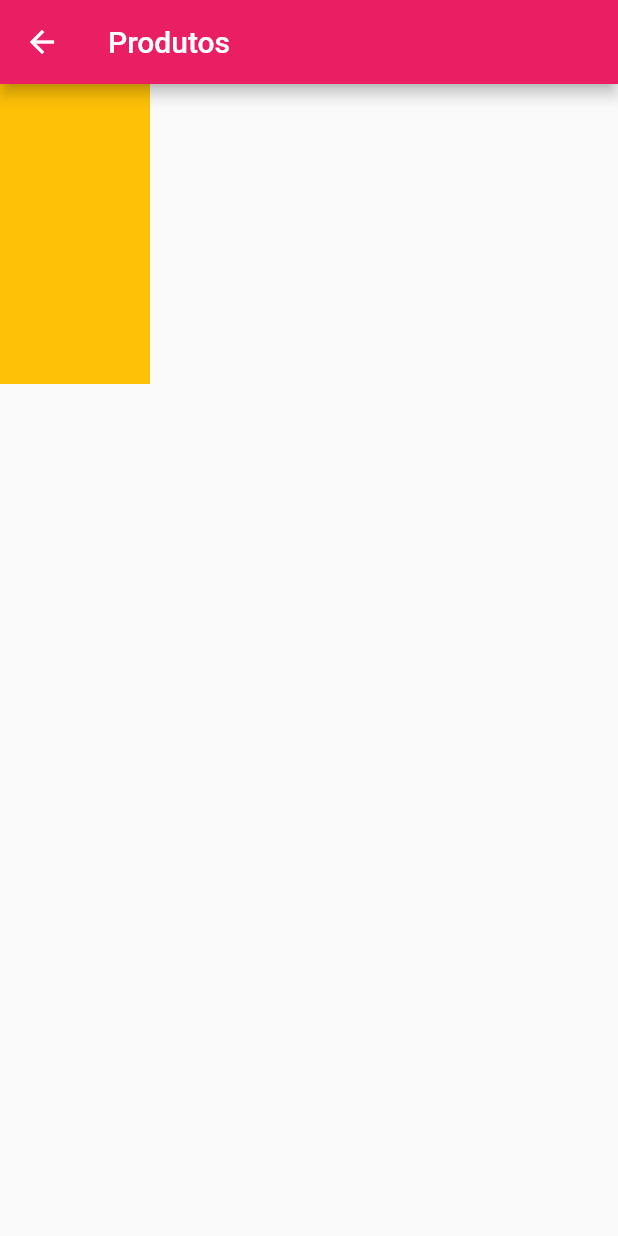
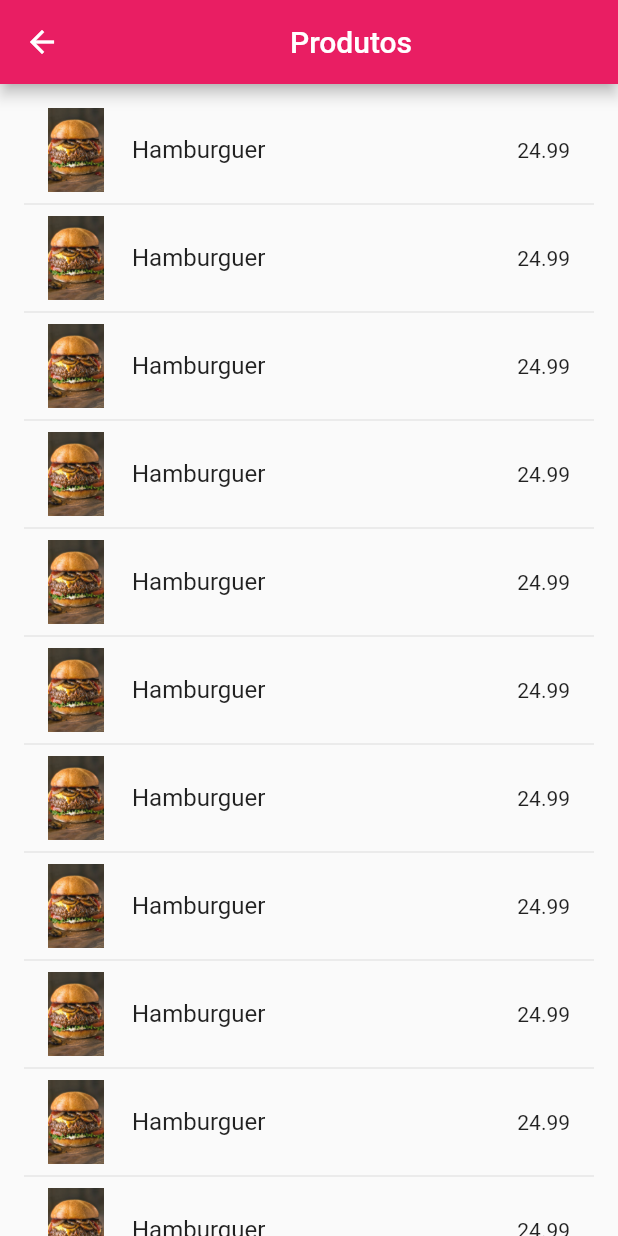
Before and after one commit to WSilvaM/venda_rapida, a Flutter app: the screen it shows after launch, after a tap on the "now widgets" icon, on a phone screen of 412 x 824 dp. Run offline on Flutter 3.47's test engine with Material 2 defaults, Android fonts, the light colour scheme and no system bars.

Commit message:
Trabalhando na tela Produtos

```diff
--- /dev/null
+++ b/lib/Produtos/Produtos.dart
@@ -0,0 +1,13 @@
+class Produtos{
+  String icone;
+  String nome;
+  String sigla;
+  double preco;
+
+  Produtos({
+    required this.icone,
+    required this.nome,
+    required this.sigla,
+    required this.preco,
+  });
+}
--- /dev/null
+++ b/lib/Produtos/ProdutosRepositories.dart
@@ -0,0 +1,84 @@
+import 'Produtos.dart';
+
+class ProdutosRepository {
+  static List<Produtos> tabela = [
+    Produtos(
+      icone: "images/Hamburguer.jpg",
+      nome: "Hamburguer",
+      sigla: "Carne",
+      preco: 24.99,
+    ),
+    Produtos(
+      icone: "images/Hamburguer.jpg",
+      nome: "Hamburguer",
+      sigla: "Carne",
+      preco: 24.99,
+    ),
+    Produtos(
+      icone: "images/Hamburguer.jpg",
+      nome: "Hamburguer",
+      sigla: "Carne",
+      preco: 24.99,
+    ),
+    Produtos(
+      icone: "images/Hamburguer.jpg",
+      nome: "Hamburguer",
+      sigla: "Carne",
+      preco: 24.99,
+    ),
+    Produtos(
+      icone: "images/Hamburguer.jpg",
+      nome: "Hamburguer",
+      sigla: "Carne",
+      preco: 24.99,
+    ),
+    Produtos(
+      icone: "images/Hamburguer.jpg",
+      nome: "Hamburguer",
+      sigla: "Carne",
+      preco: 24.99,
+    ),
+    Produtos(
+      icone: "images/Hamburguer.jpg",
+      nome: "Hamburguer",
+      sigla: "Carne",
+      preco: 24.99,
+    ),
+    Produtos(
+      icone: "images/Hamburguer.jpg",
+      nome: "Hamburguer",
+      sigla: "Carne",
+      preco: 24.99,
+    ),
+    Produtos(
+      icone: "images/Hamburguer.jpg",
+      nome: "Hamburguer",
+      sigla: "Carne",
+      preco: 24.99,
+    ),
+    Produtos(
+      icone: "images/Hamburguer.jpg",
+      nome: "Hamburguer",
+      sigla: "Carne",
+      preco: 24.99,
+    ),
+    Produtos(
+      icone: "images/Hamburguer.jpg",
+      nome: "Hamburguer",
+      sigla: "Carne",
+      preco: 24.99,
+    ),
+    Produtos(
+      icone: "images/Hamburguer.jpg",
+      nome: "Hamburguer",
+      sigla: "Carne",
+      preco: 24.99,
+    ),
+    Produtos(
+      icone: "images/Hamburguer.jpg",
+      nome: "Hamburguer",
+      sigla: "Carne",
+      preco: 24.99,
+    ),
+  ];
+}
--- /dev/null
+++ b/lib/Produtos/Tela_Produtos.dart
@@ -0,0 +1,34 @@
+import 'package:flutter/material.dart';
+import 'package:venda_rapida/Produtos/ProdutosRepositories.dart';
+import 'package:venda_rapida/Widgets.dart';
+
+class Produtos extends StatefulWidget {
+  const Produtos({super.key});
+
+  @override
+  State<Produtos> createState() => _ProdutosState();
+}
+
+class _ProdutosState extends State<Produtos> {
+  @override
+  Widget build(BuildContext context) {
+    final tabela = ProdutosRepository.tabela;
+    return Scaffold(
+      appBar: AppBar(
+        title: Center(child: Text("Produtos",)),
+
+      ),
+      body: ListView.separated(
+          itemBuilder: (BuildContext context, int Produtos){
+            return ListTile(
+              leading: Image.asset(tabela[Produtos].icone),
+              title: Text(tabela[Produtos].nome),
+              trailing: Text(tabela[Produtos].preco.toString(),),
+            );
+          },
+          padding: EdgeInsets.all(16),
+          separatorBuilder: (_, __) => const Divider(),
+          itemCount: tabela.length),
+    );
+  }
+}
--- a/lib/Telas/Tela_Produtos.dart
+++ /dev/null
@@ -1,30 +0,0 @@
-import 'package:flutter/material.dart';
-import 'package:flutter/src/widgets/framework.dart';
-import 'package:flutter/src/widgets/placeholder.dart';
-
-class Produtos extends StatefulWidget {
-  const Produtos({super.key});
-
-  @override
-  State<Produtos> createState() => _ProdutosState();
-}
-
-class _ProdutosState extends State<Produtos> {
-  @override
-  Widget build(BuildContext context) {
-    return Scaffold(
-      appBar: AppBar(
-        title: Text("Produtos"),
-      ),
-      body: Column(
-        children: [
-          Container(
-            height: 200,
-            width: 100,
-            color: Colors.amber,
-          )
-        ],
-      ),
-    );
-  }
-}
--- a/lib/Comtainer.dart
+++ b/lib/Widgets.dart
@@ -44,13 +44,14 @@ Widget Containerbuild(IconButton iconButton, String texto) {
                 blurRadius: 15.0,
                 spreadRadius: 1.0,
               ),
-                BoxShadow(
+              const BoxShadow(
                 color: Colors.white,
                 offset: Offset(-4.0, -4.0),
                 blurRadius: 15.0,
                 spreadRadius: 1.0,
               ),
-              ]),
+            ],
+          ),
         ),
       ],
     ),
--- a/lib/main.dart
+++ b/lib/main.dart
@@ -1,7 +1,7 @@
 import 'package:flutter/material.dart';
 
-import 'package:venda_rapida/Comtainer.dart';
-import 'package:venda_rapida/Telas/Tela_Produtos.dart';
+import 'package:venda_rapida/Widgets.dart';
+import 'package:venda_rapida/Produtos/Tela_Produtos.dart';
 import 'package:venda_rapida/styleCores/Cores.dart';
 
 void main() {
@@ -36,13 +36,14 @@ class _MyHomePageState extends State<MyHomePage> {
   Widget build(BuildContext context) {
     return Scaffold(
       appBar: AppBar(
-        actions: [
+        actions: const [
           IconButton(
-              onPressed: null,
-              icon: Icon(
-                Icons.settings,
-                color: Colors.white,
-              ))
+            onPressed: null,
+            icon: Icon(
+              Icons.settings,
+              color: Colors.white,
+            ),
+          ),
         ],
         backgroundColor: ColorsApp.primary,
         title: Center(
@@ -179,7 +180,8 @@ class _MyHomePageState extends State<MyHomePage> {
                               Icons.insert_chart_outlined_outlined,
                               color: ColorsApp.primary,
                               size: 50,
-                            )),
+                            ),
+                        ),
                         "Relatórios"),
                   ],
                 ),
--- a/pubspec.yaml
+++ b/pubspec.yaml
@@ -59,7 +59,8 @@ flutter:
   uses-material-design: true
 
   # To add assets to your application, add an assets section, like this:
-  # assets:
+  assets:
+     - images/
   #   - images/a_dot_burr.jpeg
   #   - images/a_dot_ham.jpeg
 
```
Also changed, not shown: images/Hamburguer.jpg (added). Lines whose indentation alone changed are shown as unchanged.
